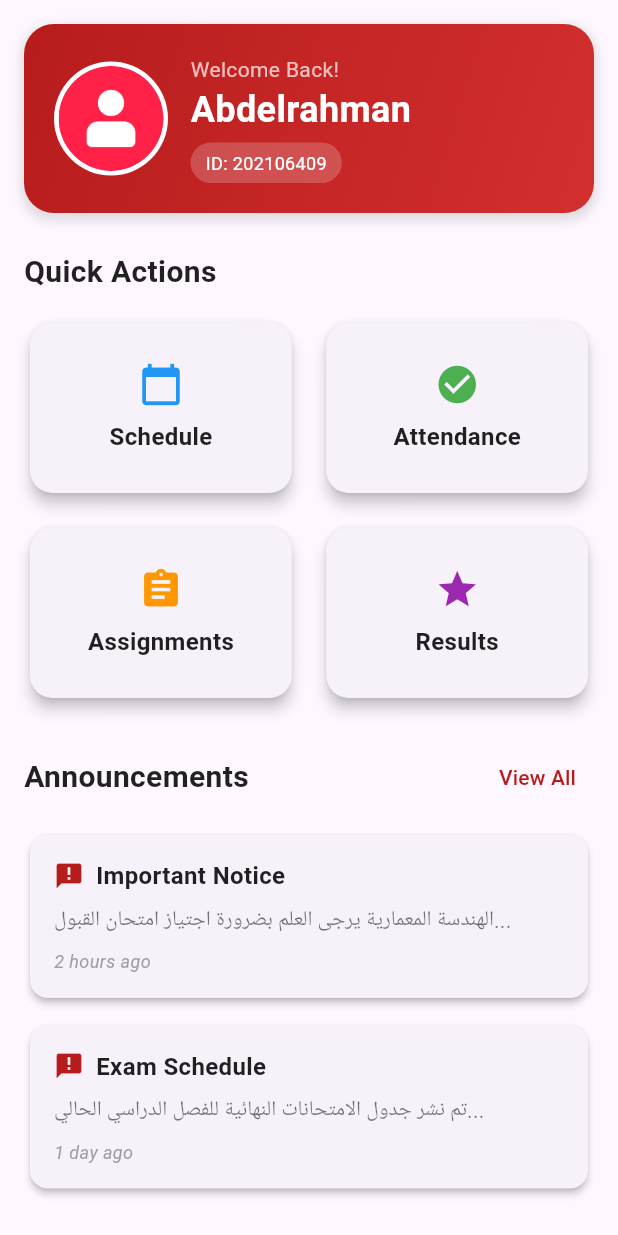
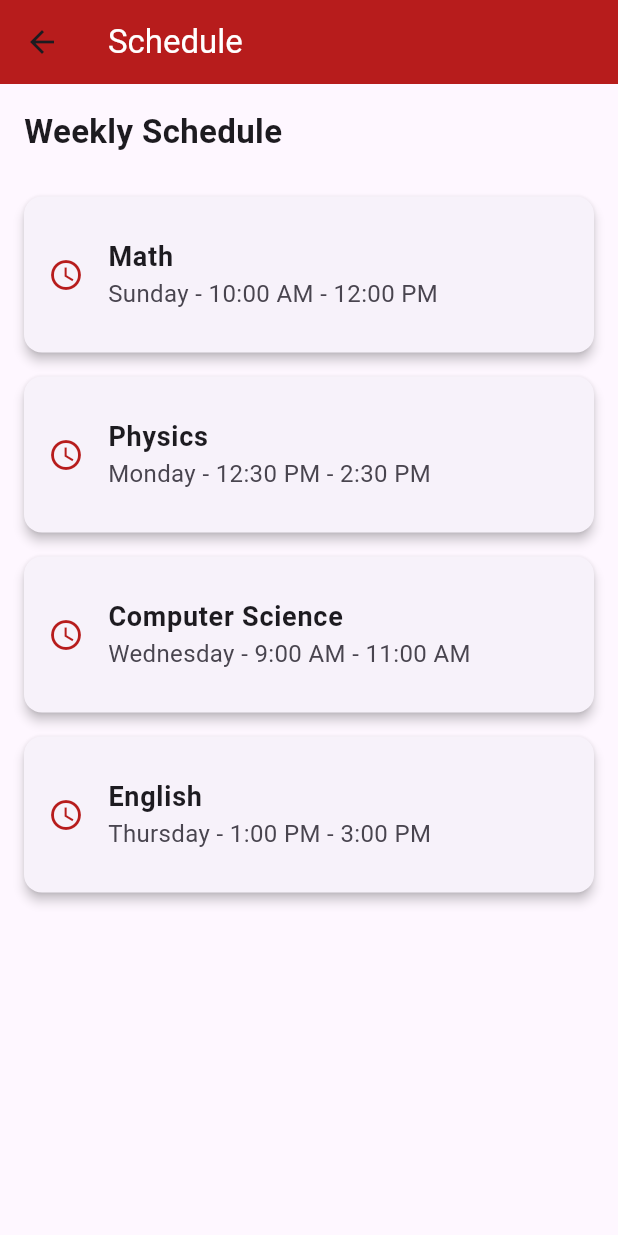
Before and after one commit to Abdelrahman6481/Graduation-project, a Flutter app: the HomeContent widget shown alone on an empty page, opened directly, after a tap on "Schedule", on a phone screen of 412 x 824 dp. Run offline on Flutter 3.47's test engine with Material 3 defaults, Android fonts, the phone set to English and light mode, and no system bars; our stand-ins replace animate_do, curved_navigation_bar.

Commit message:
Add quick actions pages

```diff
--- a/lib/pages/home.dart
+++ b/lib/pages/home.dart
@@ -1,6 +1,10 @@
 import 'package:flutter/material.dart';
 import 'package:curved_navigation_bar/curved_navigation_bar.dart';
 import 'profile.dart';
+import 'schedule.dart';
+import 'payment.dart';
+import 'attendance.dart';
+import 'results.dart';
 
 class HomePage extends StatefulWidget {
   const HomePage({super.key});
@@ -15,7 +19,7 @@ class _HomePageState extends State<HomePage> {
 
   final List<Widget> _pages = [
     Center(child: Text('Dashboard Page', style: TextStyle(fontSize: 24))),
-    Center(child: Text('Schedule Page', style: TextStyle(fontSize: 24))),
+    SchedulePage(),
     HomeContent(), // وضع HomeContent في الموقع الثالث (index: 2)
     Center(child: Text('Courses Page', style: TextStyle(fontSize: 24))),
     ProfilePage(),
@@ -234,24 +238,28 @@ class HomeContent extends StatelessWidget {
                   Icons.calendar_today,
                   Colors.blue,
                   context,
+                    SchedulePage()
                 ),
                 _buildQuickActionCard(
                   'Attendance',
                   Icons.check_circle,
                   Colors.green,
                   context,
+                    AttendancePage()
                 ),
                 _buildQuickActionCard(
-                  'Assignments',
-                  Icons.assignment,
+                  'Payment',
+                  Icons.payment,
                   Colors.orange,
                   context,
+                    PaymentPage()
                 ),
                 _buildQuickActionCard(
                   'Results',
                   Icons.grade,
                   Colors.purple,
                   context,
+                    ResultsPage()
                 ),
               ],
             ),
@@ -302,12 +310,18 @@ class HomeContent extends StatelessWidget {
       IconData icon,
       Color color,
       BuildContext context,
+      Widget targetPage, // إضافة صفحة الهدف
       ) {
     return Card(
       elevation: 4,
       shape: RoundedRectangleBorder(borderRadius: BorderRadius.circular(15)),
       child: InkWell(
-        onTap: () {},
+        onTap: () {
+          Navigator.push(
+            context,
+            MaterialPageRoute(builder: (context) => targetPage),
+          );
+        },
         borderRadius: BorderRadius.circular(15),
         child: Container(
           padding: EdgeInsets.all(15),
@@ -330,6 +344,7 @@ class HomeContent extends StatelessWidget {
       ),
     );
   }
+
 
   Widget _buildAnnouncementCard(String title, String content, String time) {
     return Card(
--- /dev/null
+++ b/lib/pages/schedule.dart
@@ -0,0 +1,56 @@
+import 'package:flutter/material.dart';
+
+class SchedulePage extends StatelessWidget {
+  const SchedulePage({super.key});
+
+  @override
+  Widget build(BuildContext context) {
+    return Scaffold(
+      appBar: AppBar(
+        title: Text('Schedule', style: TextStyle(color: Colors.white)),
+        backgroundColor: Colors.red.shade900,
+      ),
+      body: Padding(
+        padding: const EdgeInsets.all(16.0),
+        child: Column(
+          crossAxisAlignment: CrossAxisAlignment.start,
+          children: [
+            Text(
+              'Weekly Schedule',
+              style: TextStyle(fontSize: 22, fontWeight: FontWeight.bold),
+            ),
+            SizedBox(height: 20),
+            Expanded(
+              child: ListView(
+                children: [
+                  _buildScheduleCard('Math', 'Sunday', '10:00 AM - 12:00 PM'),
+                  _buildScheduleCard('Physics', 'Monday', '12:30 PM - 2:30 PM'),
+                  _buildScheduleCard('Computer Science', 'Wednesday', '9:00 AM - 11:00 AM'),
+                  _buildScheduleCard('English', 'Thursday', '1:00 PM - 3:00 PM'),
+                ],
+              ),
+            ),
+          ],
+        ),
+      ),
+    );
+  }
+
+  Widget _buildScheduleCard(String subject, String day, String time) {
+    return Card(
+      elevation: 3,
+      shape: RoundedRectangleBorder(borderRadius: BorderRadius.circular(12)),
+      margin: EdgeInsets.symmetric(vertical: 8.0),
+      child: ListTile(
+        contentPadding: EdgeInsets.all(16.0),
+        title: Text(
+          subject,
+          style: TextStyle(fontSize: 18, fontWeight: FontWeight.bold),
+        ),
+        subtitle: Text('$day - $time',
+            style: TextStyle(fontSize: 16)),
+        leading: Icon(Icons.schedule, color: Colors.red.shade900),
+      ),
+    );
+  }
+}
```
Also changed, not shown: lib/pages/attendance.dart (added, +21 -0 lines), lib/pages/payment.dart (added, +21 -0 lines), lib/pages/results.dart (added, +21 -0 lines). Lines whose indentation alone changed are shown as unchanged.
